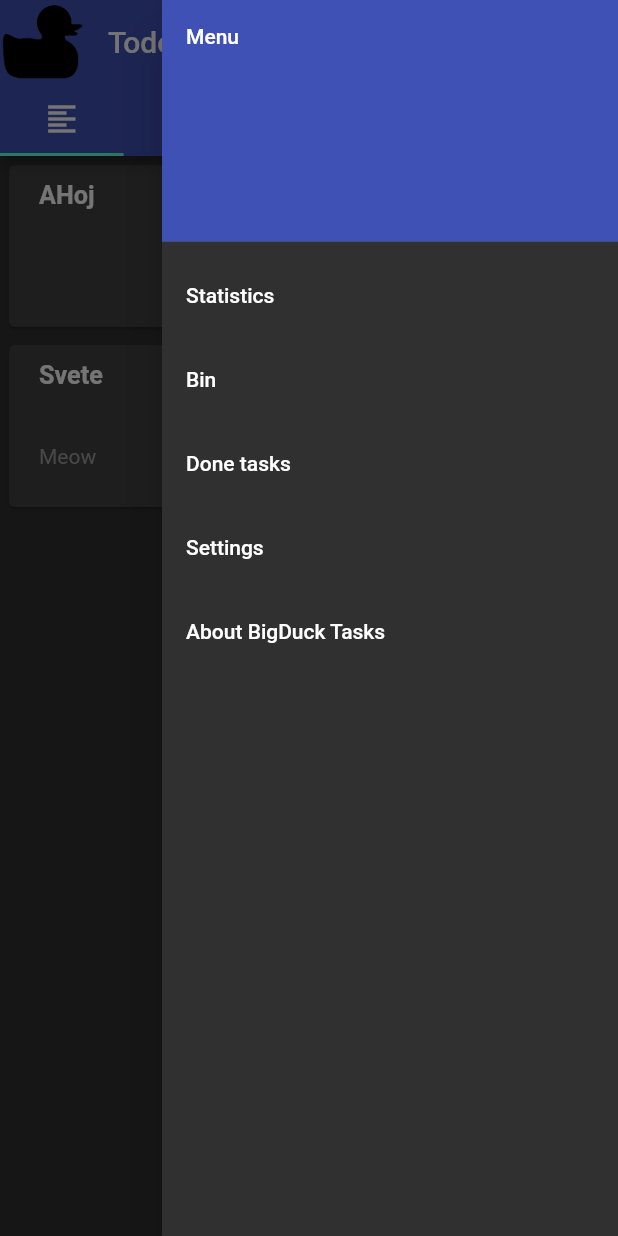
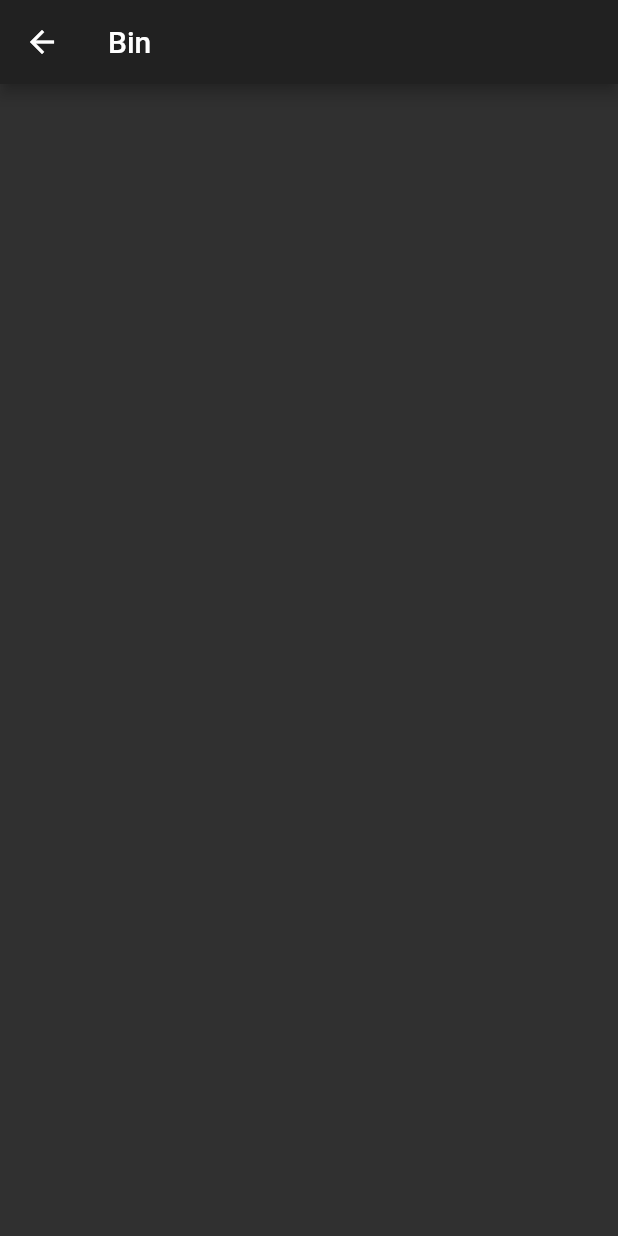
Before and after one commit to Honza0297/ITU, a Flutter app: the screen it shows after launch, after a tap on the "menu" icon, after a tap on "Bin", on a phone screen of 412 x 824 dp. Run offline on Flutter 3.47's test engine with Material 2 defaults, Android fonts, the phone set to English and light mode, and no system bars; drawn by our look-alikes of flutter_slidable.

Commit message:
bin and done work from menu

```diff
--- a/lib/DoneTasks.dart
+++ b/lib/ByStateTasks.dart
@@ -10,19 +10,26 @@ import 'main.dart';
 import 'TaskBox.dart';
 import 'Enums.dart';
 
-class DoneTasks extends StatefulWidget{
+class ByStateTasks extends StatefulWidget{
+  const ByStateTasks({Key key, this.state}) : super(key: key);
+
+  final String state;
   @override
-  DoneTasksView createState() => viewController.NewDoneTaskView();
+  ByStateTasksView createState() => viewController.NewDoneTaskView(state);
 }
 
-class DoneTasksView extends State<DoneTasks>{
+class ByStateTasksView extends State<ByStateTasks>{
+  ByStateTasksView(this.state){
+    tasks = controller.GetListByState(state);
+  }
 
-  List<TaskBox> tasks = controller.GetListByState(States.done);
+  List<TaskBox> tasks;
+  final String state;
 
   void refresh()
   {
     setState(() {
-      tasks = controller.GetListByState(States.done);
+      tasks = controller.GetListByState(state);
     });
   }
 
--- a/lib/Controller.dart
+++ b/lib/Controller.dart
@@ -67,7 +67,8 @@ class Controller{
   void RemoveTask(int id)
   {
     //NOTE: pokud chceme kos, zde nastavit state na deleted
-    taskBoxes.removeWhere((item) => item.id == id);
+    taskBoxes.where((item) => item.id == id).first.task.state = States.deleted;
+    //taskBoxes.removeWhere((item) => item.id == id);
   }
 
   List<TaskBox> GetList(String type)
--- a/lib/DoneTasksScreen.dart
+++ b/lib/TasksByStateScreen.dart
@@ -3,7 +3,7 @@ import 'package:flutter/material.dart';
 import 'package:flutter/services.dart';
 import 'package:intl/intl.dart';
 import 'package:flutter_slidable/flutter_slidable.dart';
-import 'package:itu/DoneTasks.dart';
+import 'package:itu/ByStateTasks.dart';
 import 'Controller.dart';
 import 'ViewController.dart';
 import 'Todo.dart';
@@ -12,23 +12,27 @@ import 'main.dart';
 import 'Enums.dart';
 
 
-class DoneTasksScreen extends StatefulWidget {
-  DoneTasksScreen({Key key, Color color}): super(key: key){
+class TasksByStateScreen extends StatefulWidget {
+  TasksByStateScreen(this.state, {Key key, Color color}): super(key: key){
     this.col = color;
   }
   Color col;
+  final String state;
 
   @override
-  _DoneTasksScreenState createState() => _DoneTasksScreenState();
+  _TasksByStateScreenState createState() => _TasksByStateScreenState(state);
 }
 
-class _DoneTasksScreenState extends State<DoneTasksScreen> {
+class _TasksByStateScreenState extends State<TasksByStateScreen> {
+  _TasksByStateScreenState(this.state);
+
+  final String state;
 
   Widget build(BuildContext context) {
     return Scaffold(
       appBar: AppBar(
         backgroundColor: this.widget.col,
-        title: Text("Done tasks"),
+        title: Text(state == States.done ? "Done tasks" : "Bin"),
         //automaticallyImplyLeading: false, //asi nepotrebne
         leading:  IconButton(
           icon: Icon(Icons.arrow_back, color: Colors.white,),
@@ -37,7 +41,7 @@ class _DoneTasksScreenState extends State<DoneTasksScreen> {
           },
         ),
       ),
-      body: DoneTasks(),
+      body: ByStateTasks(state: state),
     );
   }
 }
--- a/lib/main.dart
+++ b/lib/main.dart
@@ -11,7 +11,7 @@ import 'Todo.dart';
 import 'Asap.dart';
 import 'Maybe.dart';
 import 'NewTask.dart';
-import 'DoneTasksScreen.dart';
+import 'TasksByStateScreen.dart';
 
 int global_id= 0;
 Controller controller = new Controller();
@@ -23,7 +23,8 @@ void main() => runApp(
     initialRoute: '/',
     routes:{
       '/': (context) => BigDuckTasks(),
-      '/done': (context) => DoneTasksScreen(),
+      '/done': (context) => TasksByStateScreen(States.done),
+      '/bin': (context) => TasksByStateScreen(States.deleted),
     }
   )
 );
```
Also changed, not shown: lib/TaskBox.dart (+10 -1 lines), lib/ViewController.dart (+6 -5 lines).
